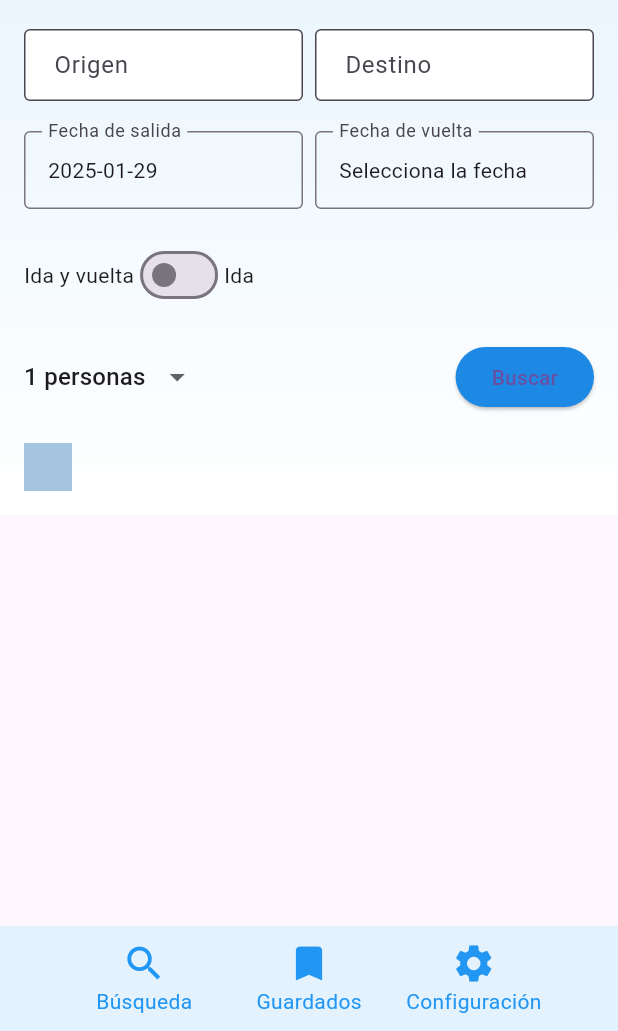
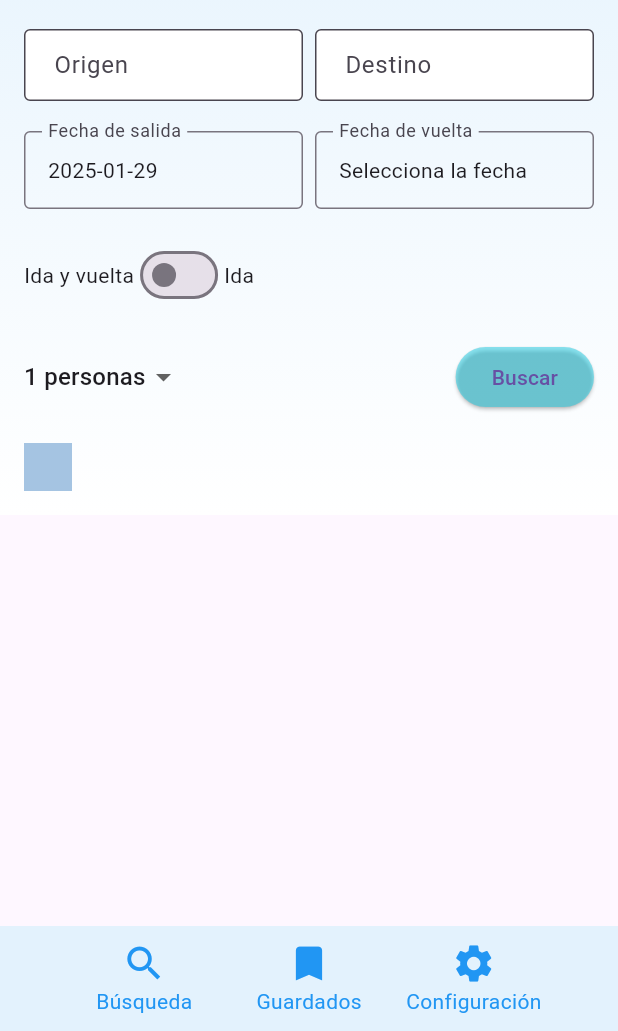
Before and after one commit to AlbertoEP123/flutterEjer, a Flutter app: the screen it shows after launch, on a phone screen of 412 x 824 dp, the part 205-1236 px from its top. Run offline on Flutter 3.47's test engine with Material 3 defaults, Android fonts, the phone set to English and light mode, and no system bars; our stand-ins replace csv.

Commit message:
busqueda

```diff
--- a/GuardaTusVuelosHD/proyecto_flutter_vuelos/lib/pantallas/pantalla_busqueda.dart
+++ b/GuardaTusVuelosHD/proyecto_flutter_vuelos/lib/pantallas/pantalla_busqueda.dart
@@ -59,7 +59,6 @@ class PantallabusquedaState extends State<Pantallabusqueda> {
     }
   }
 
-  print("5");
   return data;
 }
 
@@ -117,16 +116,13 @@ class PantallabusquedaState extends State<Pantallabusqueda> {
 
   Future<String> _obtenerIATA(String ciudad) async {
     try {
-      // Normalizamos la entrada (por ejemplo, ignorar mayúsculas/minúsculas)
       ciudad = ciudad.trim().toLowerCase();
 
-      // Buscamos la ciudad en los datos del CSV
       if (!airportData.containsKey(ciudad)) {
         throw Exception('Ciudad no encontrada');
       }
       var iataCode = airportData[ciudad]!;
 
-      // Verificamos que el código IATA no esté vacío
 
       if (iataCode.isEmpty) {
         throw Exception('Código IATA no disponible para $ciudad');
@@ -142,7 +138,6 @@ class PantallabusquedaState extends State<Pantallabusqueda> {
       String ciudadOrigen, String ciudadDestino) async {
     String url =
         "https://api.aviationstack.com/v1/flights?access_key=4af3d655ae1acbb6ec43c81b9a55d260&dep_iata=$ciudadOrigen&arr_iata=$ciudadDestino";
-print(url);
     final response = await http.get(Uri.parse(url));
 
     if (response.statusCode == 200) {
@@ -150,7 +145,6 @@ print(url);
             print(response.body);
 
       List<Flight> vuelos = data.map((json) => Flight.fromJson(json)).toList();
-      print(vuelos);
       return vuelos;
     } else {
       throw Exception('Failed to load flights');
@@ -282,7 +276,7 @@ print(url);
                             numeroPersonas = nuevoValor!;
                           });
                         },
-                        items: List.generate(10, (index) => index + 1)
+                        items: List.generate(8, (index) => index + 1)
                             .map<DropdownMenuItem<int>>((int valor) {
                           return DropdownMenuItem<int>(
                             value: valor,
@@ -297,7 +291,7 @@ print(url);
                     ElevatedButton(
                       onPressed: _buscarVuelos,
                       style: ElevatedButton.styleFrom(
-                        backgroundColor: Colors.blue[600],
+                        backgroundColor: const Color.fromARGB(127, 30, 206, 229),
                       ),
                       child: const Text('Buscar'),
                     ),
@@ -312,6 +306,7 @@ print(url);
                     crossAxisAlignment: CrossAxisAlignment.start,
                     children: [
                       FutureBuilder<List<Flight>>(
+
                         future: resultados,
                         builder: (context, snapshot) {
                           if (snapshot.connectionState ==
@@ -324,7 +319,7 @@ print(url);
                               crossAxisAlignment: CrossAxisAlignment.start,
                               children: snapshot.data!.map((flight) {
                                 return Text(
-                                  'Origen: ${flight.aeropuertoOrigen}, Destino: ${flight.aeropuertoDestino}',
+                                  'Origen: ${flight.aeropuertoOrigen}\nDestino: ${flight.aeropuertoDestino} \nHora de salida: ${flight.horaSalida} \nHora de llegada: ${flight.horaLlegada}\n',
                                 );
                               }).toList(),
                             );
@@ -348,16 +343,23 @@ print(url);
 class Flight {
   final String? aeropuertoOrigen;
   final String? aeropuertoDestino;
+  final String? horaSalida;
+  final String? horaLlegada;
 
   const Flight({
     this.aeropuertoOrigen,
     this.aeropuertoDestino,
+    this.horaSalida,
+    this.horaLlegada,
+
   });
 
   factory Flight.fromJson(Map<String, dynamic> json) {
     return Flight(
       aeropuertoOrigen: json['departure']['airport'],
       aeropuertoDestino: json['arrival']['airport'],
+      horaSalida: json['departure']['estimated'],
+      horaLlegada: json['arrival']['estimated'],
     );
   }
 }
```
Also changed, not shown: GuardaTusVuelosHD/proyecto_flutter_vuelos/pubspec.lock.
